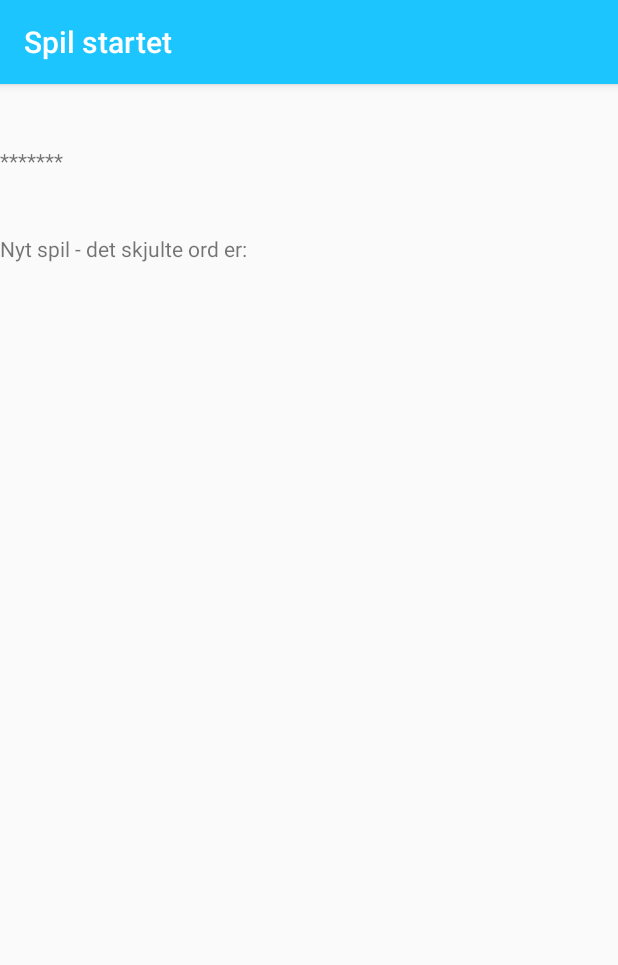
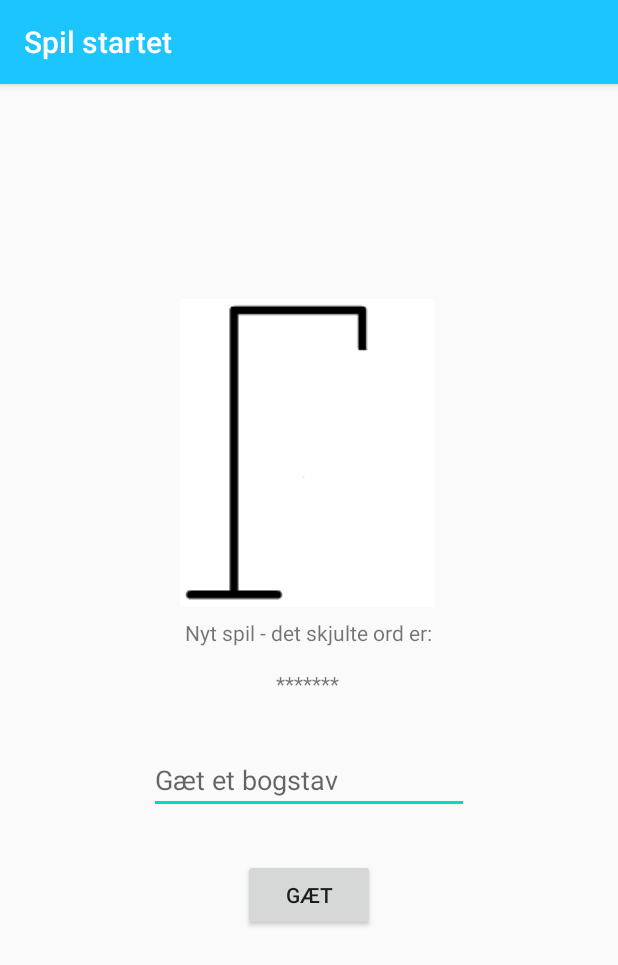
Before and after one commit to Mohammad2910/s184174_Galgeleg_Mohammad, an Android app: the Galgespil screen opened directly, with no data from a screen before it, on a phone screen of 412 x 824 dp. Shown: the top 965 px of the screen. Run offline under Robolectric (Android 15) with nearby library versions, the phone set to English and light mode, and no system bars.

Commit message:
Videreudvikling i UI til galgelogikken

```diff
--- a/app/build.gradle
+++ b/app/build.gradle
@@ -26,6 +26,7 @@ dependencies {
     implementation fileTree(dir: "libs", include: ["*.jar"])
     implementation 'androidx.appcompat:appcompat:1.2.0'
     implementation 'androidx.constraintlayout:constraintlayout:2.0.3'
+    implementation 'com.google.android.material:material:1.2.1'
     testImplementation 'junit:junit:4.12'
     androidTestImplementation 'androidx.test.ext:junit:1.1.2'
     androidTestImplementation 'androidx.test.espresso:espresso-core:3.3.0'
--- a/app/src/main/java/com/example/s184174_galgeleg_mohammad/Galgespil.java
+++ b/app/src/main/java/com/example/s184174_galgeleg_mohammad/Galgespil.java
@@ -1,12 +1,19 @@
 package com.example.s184174_galgeleg_mohammad;
 
+import android.media.Image;
 import android.os.Bundle;
+import android.view.View;
+import android.widget.Button;
+import android.widget.EditText;
+import android.widget.ImageView;
 import android.widget.TextView;
 
 import androidx.appcompat.app.AppCompatActivity;
 
-public class Galgespil extends AppCompatActivity {
-    Galgelogik galgelogik = new Galgelogik();
+public class Galgespil extends AppCompatActivity implements View.OnClickListener {
+    private Galgelogik galgelogik = new Galgelogik();
+    private EditText input;
+    private TextView ord;
 
     @Override
     protected void onCreate(Bundle savedInstanceState) {
@@ -14,10 +21,24 @@ public class Galgespil extends AppCompatActivity {
         setContentView(R.layout.galgespil);
 
         TextView besked = findViewById(R.id.Besked);
-        TextView ord = findViewById(R.id.Ordet);
+
+        ImageView galge = findViewById(R.id.Galge);
+        Button gaet = findViewById(R.id.button);
+        input = findViewById(R.id.InputBogstav);
+        ord = findViewById(R.id.Ordet);
+
 
         besked.setText(R.string.Besked);
         ord.setText(galgelogik.getSynligtOrd());
+        galge.setImageResource(R.drawable.galge);
+        gaet.setOnClickListener(this);
+
     }
 
+    @Override
+    public void onClick(View v) {
+        galgelogik.gætBogstav(input.getText().toString());
+        ord.setText(galgelogik.getSynligtOrd());
+        input.setText("");
+    }
 }
--- a/app/src/main/java/com/example/s184174_galgeleg_mohammad/SplashActivity.java
+++ b/app/src/main/java/com/example/s184174_galgeleg_mohammad/SplashActivity.java
@@ -27,7 +27,7 @@ public class SplashActivity extends Activity {
                 startActivity(intent);
                 finish();
             }
-        },3000);
+        },1000);
 
     }
 }
--- a/app/src/main/res/layout/galgespil.xml
+++ b/app/src/main/res/layout/galgespil.xml
@@ -1,5 +1,5 @@
 <?xml version="1.0" encoding="utf-8"?>
-<RelativeLayout xmlns:android="http://schemas.android.com/apk/res/android"
+<androidx.constraintlayout.widget.ConstraintLayout xmlns:android="http://schemas.android.com/apk/res/android"
     xmlns:app="http://schemas.android.com/apk/res-auto"
     xmlns:tools="http://schemas.android.com/tools"
     android:layout_width="match_parent"
@@ -9,19 +9,59 @@
         android:id="@+id/Besked"
         android:layout_width="wrap_content"
         android:layout_height="wrap_content"
-        android:layout_marginTop="100dp"
+        android:layout_centerHorizontal="true"
+        android:layout_marginTop="7dp"
         app:layout_constraintEnd_toEndOf="parent"
+        app:layout_constraintHorizontal_bias="0.498"
         app:layout_constraintStart_toStartOf="parent"
-        app:layout_constraintTop_toTopOf="parent" />
+        app:layout_constraintTop_toBottomOf="@+id/Galge" />
 
     <TextView
         android:id="@+id/Ordet"
         android:layout_width="wrap_content"
         android:layout_height="wrap_content"
-        android:layout_marginTop="41dp"
+        android:layout_alignParentTop="true"
+        android:layout_centerHorizontal="true"
+        app:layout_constraintBottom_toBottomOf="parent"
+        app:layout_constraintEnd_toEndOf="parent"
+        app:layout_constraintHorizontal_bias="0.498"
+        app:layout_constraintStart_toStartOf="parent"
+        app:layout_constraintTop_toTopOf="parent"
+        app:layout_constraintVertical_bias="0.521" />
+
+    <EditText
+        android:id="@+id/InputBogstav"
+        android:layout_width="wrap_content"
+        android:layout_height="wrap_content"
+        android:layout_alignParentBottom="true"
+        android:layout_centerHorizontal="true"
+        android:layout_marginTop="32dp"
+        android:ems="10"
+        android:hint="@string/g_t_et_bogstav"
+        android:inputType="textPersonName"
         app:layout_constraintEnd_toEndOf="parent"
         app:layout_constraintStart_toStartOf="parent"
-        app:layout_constraintTop_toBottomOf="@+id/Besked" />
+        app:layout_constraintTop_toBottomOf="@+id/Ordet" />
 
+    <ImageView
+        android:id="@+id/Galge"
+        android:layout_width="wrap_content"
+        android:layout_height="wrap_content"
+        android:layout_marginBottom="41dp"
+        app:layout_constraintBottom_toTopOf="@+id/Ordet"
+        app:layout_constraintEnd_toEndOf="parent"
+        app:layout_constraintHorizontal_bias="0.497"
+        app:layout_constraintStart_toStartOf="parent"
+        app:srcCompat="@drawable/galge" />
 
-</RelativeLayout>
+    <Button
+        android:id="@+id/button"
+        android:layout_width="wrap_content"
+        android:layout_height="wrap_content"
+        android:layout_marginTop="30dp"
+        android:text="@string/g_t"
+        app:layout_constraintEnd_toEndOf="parent"
+        app:layout_constraintStart_toStartOf="parent"
+        app:layout_constraintTop_toBottomOf="@+id/InputBogstav" />
+
+</androidx.constraintlayout.widget.ConstraintLayout>
--- a/app/src/main/res/values/strings.xml
+++ b/app/src/main/res/values/strings.xml
@@ -4,4 +4,6 @@
     <string name="af_mohammad_tawrat_nafiu_uddin_s184174">Af: Mohammad Tawrat Nafiu Uddin s184174</string>
     <string name="start_nyt_spil">Start nyt spil</string>
     <string name="Besked">Nyt spil - det skjulte ord er: </string>
+    <string name="g_t_et_bogstav">Gæt et bogstav</string>
+    <string name="g_t">Gæt</string>
 </resources>
```
